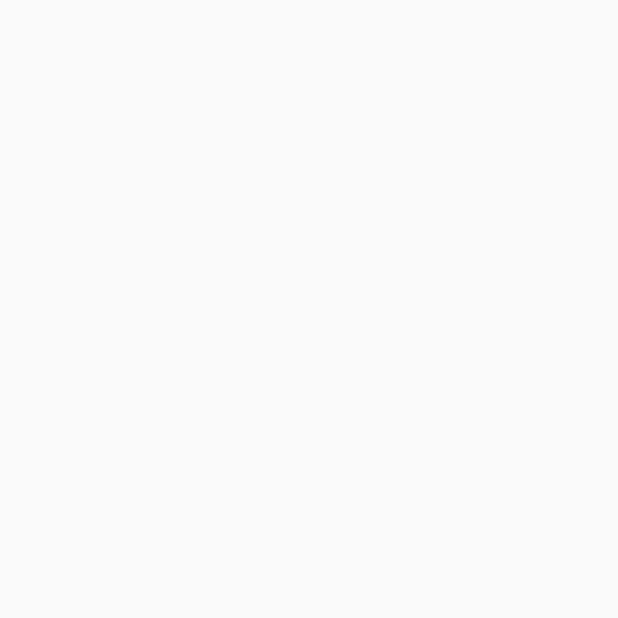
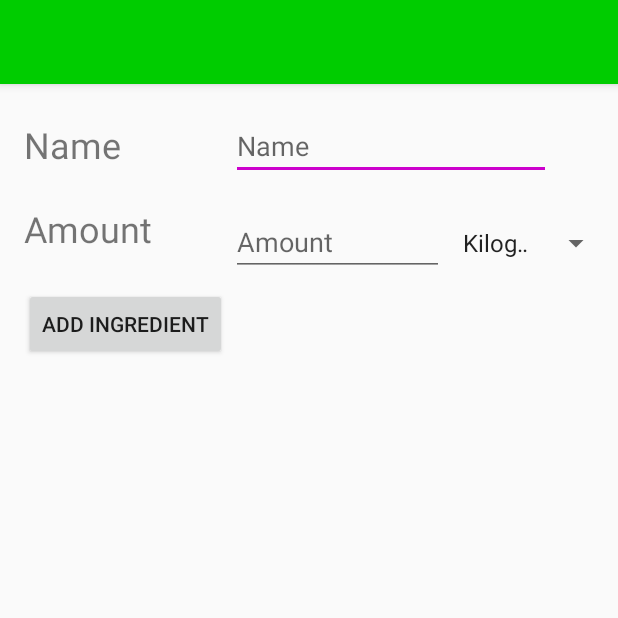
Before and after one commit to DutchNail/WhatToCook2.0, an Android app: the AddIngredientActivity screen opened directly, with no data from a screen before it, on a phone screen of 412 x 824 dp, the top half of it. Before the commit the part shown is empty. Run offline under Robolectric (Android 15) with nearby library versions, the phone set to English and light mode, and no system bars; 1 statement that could not run was skipped.

Commit message:
Help mie dan Sebas

```diff
--- a/app/src/main/java/frankspijker/saxion/whattocookv2/AddIngredientActivity.java
+++ b/app/src/main/java/frankspijker/saxion/whattocookv2/AddIngredientActivity.java
@@ -4,19 +4,64 @@ import android.content.Intent;
 import android.support.v7.app.AppCompatActivity;
 import android.os.Bundle;
 import android.util.Log;
+import android.view.View;
+import android.widget.ArrayAdapter;
+import android.widget.EditText;
+import android.widget.Spinner;
 
 public class AddIngredientActivity extends AppCompatActivity {
+    public Intent intent;
+    public EditText ingredientName;
+    public EditText ingredientAmount;
+    public Ingredient.AmountType amountType;
+    public Recipes recipe;
+
 
     @Override
     protected void onCreate(Bundle savedInstanceState) {
         //TODO: Add Ingredient fixen.
+        ingredientName = (EditText) findViewById(R.id.ingredientNameEdittext);
+        ingredientAmount = (EditText) findViewById(R.id.ingredientAmountEdittext);
         super.onCreate(savedInstanceState);
         setContentView(R.layout.activity_add_ingredient);
-        Intent intent = getIntent();
+        Spinner spinner = (Spinner) findViewById(R.id.spinner);
+        SpinnerActivity spinnerActivity = new SpinnerActivity();
+        spinner.setOnItemSelectedListener(spinnerActivity);
+        ArrayAdapter<CharSequence> adapter = ArrayAdapter.createFromResource(this,
+                R.array.amount_types, android.R.layout.simple_spinner_item);
+        adapter.setDropDownViewResource(android.R.layout.simple_spinner_dropdown_item);
+        spinner.setAdapter(adapter);
+        intent = getIntent();
+    }
+
+
+
+    public void saveIngredient(View view) {
+        //TODO: Crash't bij opslaan,
+        // zowel vanuit mainactivity(Ingredienten overview
+        // dus zonder dat ie hem toevoegd aan recept
+        // als wanneer je hem vanuit het recept wil toevoegen
+        //idee: Vanuit recept moet hij hem ook toevoegen aan de Recipes.ingredientList
+        // vanuit ingredientOverview(MainActivity) gewoon opslaan.
+
+        String name = ingredientName.getText().toString();
+        String value = ingredientAmount.getText().toString();
+        int amount = Integer.parseInt(value);
+
+        Ingredient i = new Ingredient(name, amount, Ingredient.AmountType.centiliter);
         if(intent.hasExtra("id")) {
             int recipeId = (int) intent.getExtras().get("id");
-            Log.v("aaa", recipeId + "");
-            System.out.println(recipeId);
+            recipe = Recipes.getRecipeById(recipeId);
+            recipe.addIngredient(i);
+            IngredientProvider.addIngredient(i);
+            Intent backToRecipe = new Intent(this, AddRecipeActivity.class);
+            backToRecipe.putExtra("id", recipe.getId()+"");
+            startActivity(backToRecipe);
+        } else {
+            IngredientProvider.addIngredient(i);
+            Intent backToOverview = new Intent(this, ShowIngredientActivity.class);
+            startActivity(backToOverview);
         }
     }
+
 }
--- a/app/src/main/java/frankspijker/saxion/whattocookv2/AddRecipeActivity.java
+++ b/app/src/main/java/frankspijker/saxion/whattocookv2/AddRecipeActivity.java
@@ -58,7 +58,8 @@ public class AddRecipeActivity extends AppCompatActivity {
     }
 
     public void saveRecipe(View v) {
-        //TODO: Opslaan recepten fixen
+        recipeName = nameEdittext.getText().toString();
+        recipeDescription = descriptionEdittext.getText().toString();
         recipe.setTitle(recipeName);
         recipe.setDescription(recipeDescription);
         RecipesProvider.addItem(recipe);
--- a/app/src/main/java/frankspijker/saxion/whattocookv2/MainActivity.java
+++ b/app/src/main/java/frankspijker/saxion/whattocookv2/MainActivity.java
@@ -93,8 +93,8 @@ public class MainActivity extends AppCompatActivity implements RecyclerIngredien
         fab.setOnClickListener(new View.OnClickListener() {
             @Override
             public void onClick(View v) {
-                Snackbar.make(v, "replace", Snackbar.LENGTH_LONG)
-                        .setAction("Action", null).show();
+                Intent i = new Intent(v.getContext(), AddIngredientActivity.class);
+                startActivity(i);
             }
         });
 
@@ -123,7 +123,7 @@ public class MainActivity extends AppCompatActivity implements RecyclerIngredien
 
             // show snackbar with undo
             Snackbar snackbar = Snackbar.make(findViewById(R.id.my_recycler_view), name + " deleted.", Snackbar.LENGTH_LONG);
-            snackbar.setAction("UNDO", new View.OnClickListener() {
+            snackbar.setAction(getString(R.string.undo), new View.OnClickListener() {
                 @Override
                 public void onClick(View v) {
                     mAdapter.restoreIngredient(deletedIngredient, deletedIndex);
--- a/app/src/main/java/frankspijker/saxion/whattocookv2/Recipes.java
+++ b/app/src/main/java/frankspijker/saxion/whattocookv2/Recipes.java
@@ -1,5 +1,6 @@
 package frankspijker.saxion.whattocookv2;
 
+import java.util.ArrayList;
 import java.util.List;
 
 public class Recipes {
@@ -17,6 +18,16 @@ public class Recipes {
         this.title = title;
         this.description = description;
         this.ingredientList = ingredientList;
+    }
+
+    public static Recipes getRecipeById(int recipeId) {
+        List<Recipes> recipes = RecipesProvider.getRecipesList();
+        for (Recipes recipe: recipes) {
+            if(recipe.getId() == recipeId) {
+                return recipe;
+            }
+        }
+        return null;
     }
 
     public int getId() {
@@ -53,4 +64,8 @@ public class Recipes {
         }
         return null;
     }
+
+    public void addIngredient(Ingredient i) {
+        this.ingredientList.add(i);
+    }
 }
--- /dev/null
+++ b/app/src/main/java/frankspijker/saxion/whattocookv2/SpinnerActivity.java
@@ -0,0 +1,20 @@
+package frankspijker.saxion.whattocookv2;
+
+import android.app.Activity;
+import android.view.View;
+import android.widget.AdapterView;
+
+public class SpinnerActivity extends Activity implements AdapterView.OnItemSelectedListener {
+
+
+    @Override
+    public void onItemSelected(AdapterView<?> parent, View view, int position, long id) {
+        Ingredient.AmountType amountType = (Ingredient.AmountType) parent.getItemAtPosition(position);
+
+    }
+
+    public void onNothingSelected(AdapterView<?> parent) {
+
+    }
+
+}
--- a/app/src/main/res/layout/activity_add_ingredient.xml
+++ b/app/src/main/res/layout/activity_add_ingredient.xml
@@ -4,6 +4,96 @@
     xmlns:tools="http://schemas.android.com/tools"
     android:layout_width="match_parent"
     android:layout_height="match_parent"
-    tools:context=".AddIngredientActivity">
+    tools:context=".AddRecipeActivity">
+
+    <!--<include-->
+    <!--android:id="@+id/include"-->
+    <!--layout="@layout/navigation_bar"-->
+    <!--android:layout_width="match_parent"-->
+    <!--android:layout_height="match_parent" />-->
+    <android.support.design.widget.AppBarLayout
+        android:id="@+id/appBarLayout"
+        android:layout_width="match_parent"
+        android:layout_height="wrap_content"
+        android:theme="@style/AppTheme.AppBarOverlay"
+        tools:ignore="MissingConstraints">
+
+        <android.support.v7.widget.Toolbar
+            android:id="@+id/toolbar"
+            android:layout_width="match_parent"
+            android:layout_height="match_parent"
+            android:background="?attr/colorPrimary"
+            app:popupTheme="@style/AppTheme.PopupOverlay" />
+
+    </android.support.design.widget.AppBarLayout>
+
+    <TextView
+        android:id="@+id/ingredientNameTextview"
+        android:layout_width="130dp"
+        android:layout_height="40dp"
+        android:layout_marginStart="16dp"
+        android:layout_marginTop="24dp"
+        android:text="@string/recipe_title"
+        android:textSize="24sp"
+        app:layout_constraintStart_toStartOf="parent"
+        app:layout_constraintTop_toBottomOf="@+id/appBarLayout" />
+
+    <EditText
+        android:id="@+id/ingredientNameEdittext"
+        android:layout_width="wrap_content"
+        android:layout_height="40dp"
+        android:layout_marginStart="8dp"
+        android:layout_marginTop="24dp"
+        android:ems="10"
+        android:hint="@string/recipe_title"
+        android:inputType="textPersonName"
+        app:layout_constraintStart_toEndOf="@+id/ingredientNameTextview"
+        app:layout_constraintTop_toBottomOf="@+id/appBarLayout" />
+
+    <TextView
+        android:id="@+id/ingredientAmountTextview"
+        android:layout_width="130dp"
+        android:layout_height="40dp"
+        android:layout_marginStart="16dp"
+        android:layout_marginTop="16dp"
+        android:text="@string/ingredient_amount"
+        android:textSize="24sp"
+        app:layout_constraintStart_toStartOf="parent"
+        app:layout_constraintTop_toBottomOf="@+id/ingredientNameTextview" />
+
+    <EditText
+        android:id="@+id/ingredientAmountEdittext"
+        android:layout_width="142dp"
+        android:layout_height="40dp"
+        android:layout_marginStart="8dp"
+        android:layout_marginTop="24dp"
+        android:ems="10"
+        android:hint="@string/ingredient_amount"
+        android:inputType="textPersonName"
+        app:layout_constraintStart_toEndOf="@+id/ingredientAmountTextview"
+        app:layout_constraintTop_toBottomOf="@+id/ingredientNameEdittext" />
+
+    <Button
+        android:id="@+id/addIngredientButton"
+        android:layout_width="wrap_content"
+        android:layout_height="wrap_content"
+        android:layout_marginStart="16dp"
+        android:layout_marginTop="16dp"
+        android:onClick="saveIngredient"
+        android:text="@string/button_ingredient_add"
+        app:layout_constraintStart_toStartOf="parent"
+        app:layout_constraintTop_toBottomOf="@+id/ingredientAmountTextview" />
+
+    <Spinner
+        android:id="@+id/spinner"
+        android:layout_width="107dp"
+        android:layout_height="wrap_content"
+        android:layout_marginStart="8dp"
+        android:layout_marginTop="30dp"
+        android:layout_marginEnd="8dp"
+        app:layout_constraintEnd_toEndOf="parent"
+        app:layout_constraintStart_toEndOf="@+id/ingredientAmountEdittext"
+        app:layout_constraintTop_toBottomOf="@+id/ingredientNameEdittext" />
+
 
 </android.support.constraint.ConstraintLayout>
--- a/app/src/main/res/values/strings.xml
+++ b/app/src/main/res/values/strings.xml
@@ -13,4 +13,15 @@
     <string name="ingredient_amount">Amount</string>
     <string name="button_ingredient_add">Add Ingredient</string>
     <string name="button_recipe_add">Add recipe</string>
+    <string name="undo">UNDO</string>
+    <string-array name="amount_types">
+        <item>Kilogram</item>
+        <item>Gram</item>
+        <item>miligram</item>
+        <item>Liter</item>
+        <item>Mililiter</item>
+        <item>centiliter</item>
+        <item>deciliter</item>
+        <item>pieces</item>
+    </string-array>
 </resources>
```
Also changed, not shown: 1 other file.
